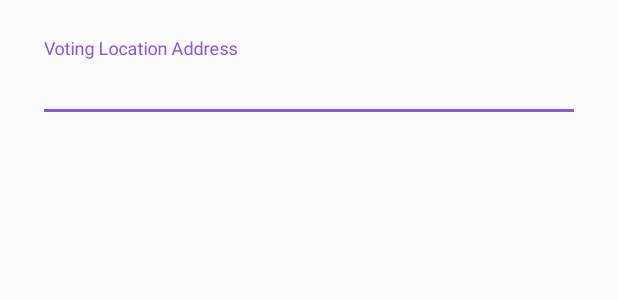
After one commit to arynh/vote, an Android app: the layout popup_dialogue.xml on its own in the app's theme, with its tools: preview values and no code run, on a phone screen of 412 x 824 dp. The commit adds this screen. Shown: the top 300 px of the screen. Run offline under Robolectric (Android 15) with nearby library versions, the phone set to English and light mode, and no system bars.

Commit message:
basic layout with floating action button which activates a popup dialogue

```diff
--- a/app/src/main/res/layout/activity_main.xml
+++ b/app/src/main/res/layout/activity_main.xml
@@ -18,9 +18,9 @@
         <android.support.v7.widget.Toolbar
             android:id="@+id/toolbar"
             android:layout_width="match_parent"
-            android:layout_height="?attr/actionBarSize"
+            android:layout_height="wrap_content"
             android:layout_weight="1"
-            android:background="?attr/colorPrimary"
+            android:background="@color/colorPrimary"
             app:layout_scrollFlags="scroll|enterAlways"
             app:popupTheme="@style/AppTheme.PopupOverlay"
             app:title="@string/app_name">
@@ -51,6 +51,7 @@
                 android:text="@string/tab_text_federal" />
 
         </android.support.design.widget.TabLayout>
+
     </android.support.design.widget.AppBarLayout>
 
     <android.support.v4.view.ViewPager
--- /dev/null
+++ b/app/src/main/res/layout/popup_dialogue.xml
@@ -0,0 +1,20 @@
+<?xml version="1.0" encoding="utf-8"?>
+<FrameLayout xmlns:android="http://schemas.android.com/apk/res/android"
+    android:layout_width="match_parent"
+    android:layout_height="wrap_content"
+    android:padding="25dp">
+
+    <android.support.design.widget.TextInputLayout
+        android:layout_width="match_parent"
+        android:layout_height="wrap_content">
+
+        <AutoCompleteTextView
+            android:id="@+id/input"
+            android:layout_width="match_parent"
+            android:layout_height="wrap_content"
+            android:hint="@string/text_input_prompt"
+            android:imeOptions="actionDone"
+            android:inputType="textPostalAddress" />
+
+    </android.support.design.widget.TextInputLayout>
+</FrameLayout>
--- a/app/src/main/res/values/strings.xml
+++ b/app/src/main/res/values/strings.xml
@@ -4,4 +4,5 @@
     <string name="tab_text_state">State</string>
     <string name="tab_text_federal">Federal</string>
     <string name="action_settings">Settings</string>
+    <string name="text_input_prompt">Voting Location Address</string>
 </resources>
```
Also changed, not shown: app/src/main/java/cs125/mp7/vote/MainActivity.java (+47 -0 lines), 1 other file.
